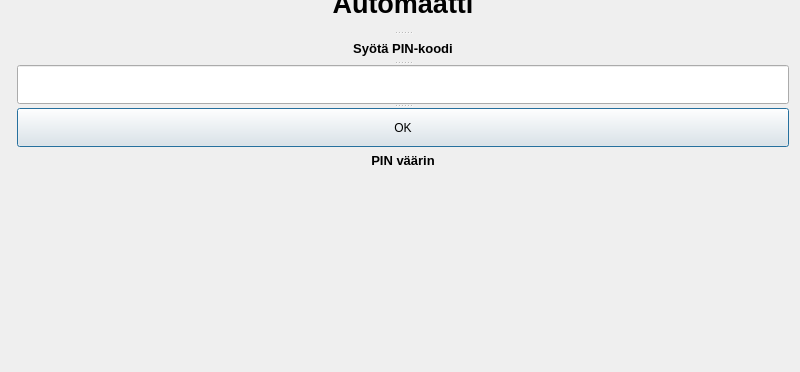
Before: the Qt Designer form qt_frontend/DLLPinCode/pindialog.ui in ssaukkonen/BankSimul_ryhma_31, drawn with Qt 5; both pictures show x 0 to 800 and y 228 to 600 of the 800 by 600 pixel window.
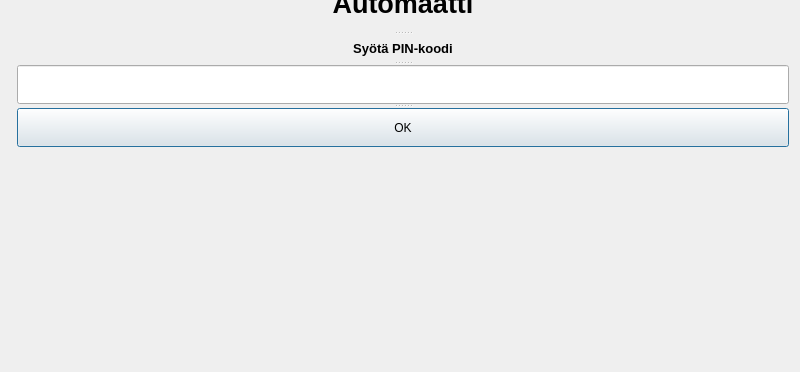
After: the same form once the commit is applied.

Diff of the .ui file:
```diff
--- a/qt_frontend/DLLPinCode/pindialog.ui
+++ b/qt_frontend/DLLPinCode/pindialog.ui
@@ -100,7 +100,7 @@
       </font>
      </property>
      <property name="text">
-      <string>PIN väärin</string>
+      <string/>
      </property>
      <property name="alignment">
       <set>Qt::AlignCenter</set>
```
Left out of the diff: 2 changed lines with no effect on the pictures.
